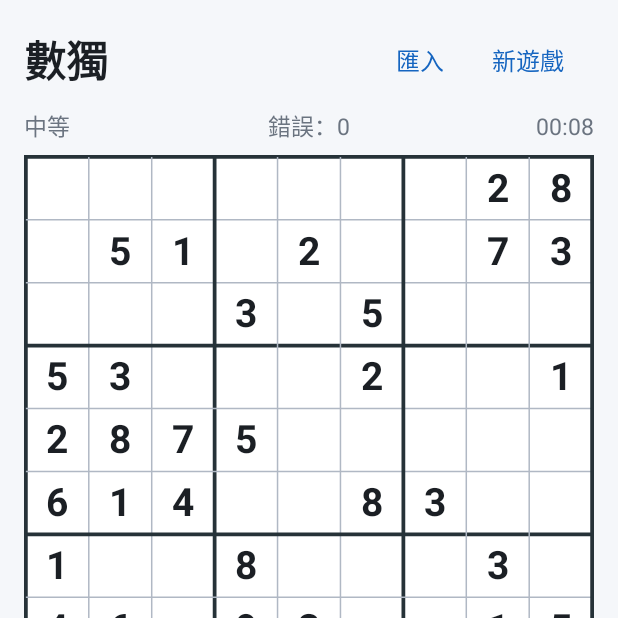
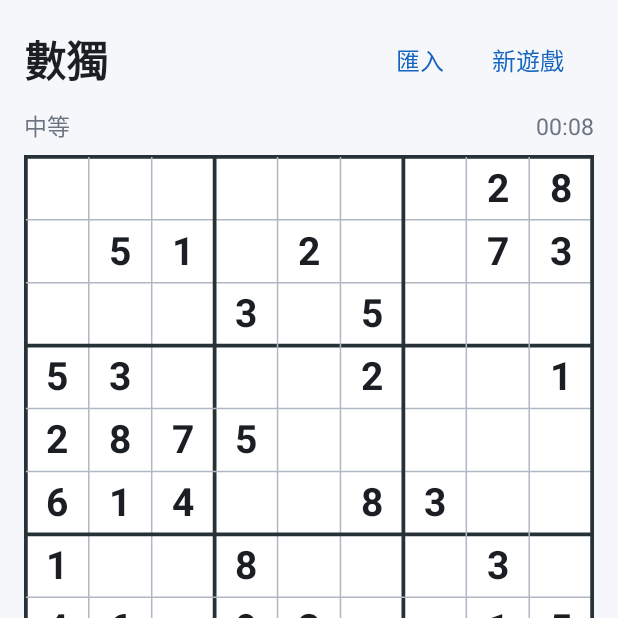
Before and after one commit to agenga0320/sudoku, an Android app: the screen it shows after launch (MainActivity), on a phone screen of 412 x 824 dp, the top half of it. Run offline under Robolectric (Android 15) with nearby library versions, the phone set to English and light mode, and no system bars.

Commit message:
Stop flagging wrong digits and counting mistakes
Wrong entries now look and behave like right ones: no red digits, no
mistake counter, and peer notes are cleared either way. A toast says
so only once the board is full but not solved. Saves from earlier
versions still load. Bump version to 1.2.0.

Co-Authored-By: Claude <noreply@anthropic.com>

```diff
--- a/app/build.gradle.kts
+++ b/app/build.gradle.kts
@@ -18,8 +18,8 @@ android {
         applicationId = "io.github.agenga0320.sudoku"
         minSdk = 26
         targetSdk = 34
-        versionCode = 2
-        versionName = "1.1.0"
+        versionCode = 3
+        versionName = "1.2.0"
     }
 
     signingConfigs {
--- a/app/src/main/java/com/example/sudoku/BoardView.kt
+++ b/app/src/main/java/com/example/sudoku/BoardView.kt
@@ -66,7 +66,6 @@ class BoardView @JvmOverloads constructor(
     private val peerColor = context.getColor(R.color.cell_peer)
     private val givenColor = context.getColor(R.color.digit_given)
     private val userColor = context.getColor(R.color.digit_user)
-    private val wrongColor = context.getColor(R.color.digit_wrong)
 
     private val boldTypeface = Typeface.create(Typeface.DEFAULT, Typeface.BOLD)
 
@@ -135,11 +134,7 @@ class BoardView @JvmOverloads constructor(
             val top = origin + (i / 9) * cell
             val value = g.values[i]
             if (value != 0) {
-                digitPaint.color = when {
-                    g.isGiven(i) -> givenColor
-                    g.isWrong(i) -> wrongColor
-                    else -> userColor
-                }
+                digitPaint.color = if (g.isGiven(i)) givenColor else userColor
                 digitPaint.typeface = if (g.isGiven(i)) boldTypeface else Typeface.DEFAULT
                 canvas.drawText(value.toString(), left + cell / 2, top + cell / 2 + digitOffset, digitPaint)
             } else if (g.notes[i] != 0) {
--- a/app/src/main/java/com/example/sudoku/MainActivity.kt
+++ b/app/src/main/java/com/example/sudoku/MainActivity.kt
@@ -21,7 +21,6 @@ class MainActivity : Activity() {
 
     private lateinit var board: BoardView
     private lateinit var txtDifficulty: TextView
-    private lateinit var txtMistakes: TextView
     private lateinit var txtTime: TextView
     private lateinit var btnUndo: Button
     private lateinit var btnNotes: Button
@@ -57,7 +56,6 @@ class MainActivity : Activity() {
 
         board = findViewById(R.id.board)
         txtDifficulty = findViewById(R.id.txtDifficulty)
-        txtMistakes = findViewById(R.id.txtMistakes)
         txtTime = findViewById(R.id.txtTime)
         btnUndo = findViewById(R.id.btnUndo)
         btnNotes = findViewById(R.id.btnNotes)
@@ -146,7 +144,12 @@ class MainActivity : Activity() {
         val changed = if (notesMode) g.toggleNote(cell, digit) else g.enter(cell, digit)
         if (!changed) return
         refresh()
-        if (g.isSolved) showSolved(g)
+        if (g.isSolved) {
+            showSolved(g)
+        } else if (g.isFull) {
+            // Mistakes are never pointed out while playing, so say so once nothing is left to fill.
+            Toast.makeText(this, R.string.full_but_wrong, Toast.LENGTH_LONG).show()
+        }
     }
 
     private fun chooseDifficulty() {
@@ -256,7 +259,6 @@ class MainActivity : Activity() {
                     R.string.solved_message,
                     difficultyLabel(g.difficulty),
                     formatTime(g.elapsedSeconds),
-                    g.mistakes,
                 )
             )
             .setPositiveButton(R.string.new_game) { _, _ -> chooseDifficulty() }
@@ -273,7 +275,6 @@ class MainActivity : Activity() {
         btnLock.setText(if (lockMode) R.string.lock_on else R.string.lock_off)
         btnLock.setTextColor(getColor(if (lockMode) R.color.accent else R.color.text_primary))
         txtDifficulty.text = difficultyLabel(g.difficulty)
-        txtMistakes.text = getString(R.string.mistakes, g.mistakes)
         txtTime.text = formatTime(g.elapsedSeconds)
         btnUndo.isEnabled = g.canUndo
         btnUndo.alpha = if (g.canUndo) 1f else 0.4f
--- a/app/src/main/res/layout/activity_main.xml
+++ b/app/src/main/res/layout/activity_main.xml
@@ -53,15 +53,6 @@
             android:layout_width="0dp"
             android:layout_height="wrap_content"
             android:layout_weight="1"
-            android:textColor="@color/text_secondary"
-            android:textSize="15sp" />
-
-        <TextView
-            android:id="@+id/txtMistakes"
-            android:layout_width="0dp"
-            android:layout_height="wrap_content"
-            android:layout_weight="1"
-            android:gravity="center"
             android:textColor="@color/text_secondary"
             android:textSize="15sp" />
 
--- a/app/src/main/res/values/strings.xml
+++ b/app/src/main/res/values/strings.xml
@@ -5,7 +5,6 @@
     <string name="easy">簡單</string>
     <string name="medium">中等</string>
     <string name="hard">困難</string>
-    <string name="mistakes">錯誤：%1$d</string>
     <string name="undo">復原</string>
     <string name="erase">清除</string>
     <string name="notes_off">筆記：關</string>
@@ -14,7 +13,8 @@
     <string name="lock_on">鎖定：開</string>
     <string name="generating">產生題目中…</string>
     <string name="solved_title">完成！</string>
-    <string name="solved_message">難度：%1$s\n時間：%2$s\n錯誤：%3$d</string>
+    <string name="solved_message">難度：%1$s\n時間：%2$s</string>
+    <string name="full_but_wrong">盤面填滿了，但還有地方不對，再檢查看看。</string>
     <string name="close">關閉</string>
 
     <string name="custom">自訂</string>
```
Also changed, not shown: app/src/main/java/com/example/sudoku/Game.kt (+13 -21 lines), 2 other files.
